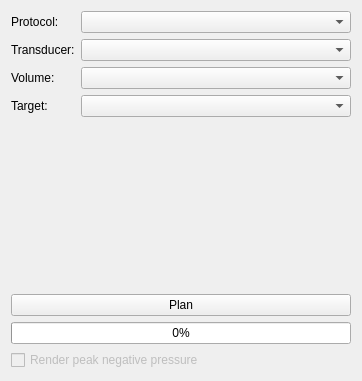
arhowe00/SlicerOpenLIFU, file OpenLIFUSonicationPlanner/Resources/UI/OpenLIFUSonicationPlanner.ui: the form before one commit.
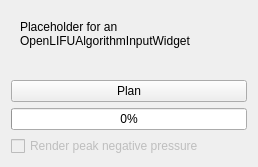
The form after the commit. Custom widgets are drawn as their Qt base class.

Commit message: Replace planning module algorithm inputs by general widget (#60)

What changed in the file:
```diff
--- a/OpenLIFUSonicationPlanner/Resources/UI/OpenLIFUSonicationPlanner.ui
+++ b/OpenLIFUSonicationPlanner/Resources/UI/OpenLIFUSonicationPlanner.ui
@@ -6,82 +6,24 @@
    <rect>
     <x>0</x>
     <y>0</y>
-    <width>362</width>
-    <height>381</height>
+    <width>258</width>
+    <height>167</height>
    </rect>
   </property>
   <layout class="QVBoxLayout" name="verticalLayout_2">
    <item>
-    <layout class="QFormLayout" name="formLayout_2">
-     <item row="0" column="0">
-      <widget class="QLabel" name="labelProtocol">
-       <property name="text">
-        <string>Protocol:</string>
-       </property>
-      </widget>
-     </item>
-     <item row="0" column="1">
-      <widget class="QComboBox" name="ProtocolComboBox">
-       <property name="contextMenuPolicy">
-        <enum>Qt::NoContextMenu</enum>
-       </property>
-       <property name="currentText">
-        <string/>
-       </property>
-       <property name="currentIndex">
-        <number>-1</number>
-       </property>
-       <property name="placeholderText">
-        <string/>
-       </property>
-      </widget>
-     </item>
-     <item row="1" column="0">
-      <widget class="QLabel" name="labelTransducer">
-       <property name="text">
-        <string>Transducer:</string>
-       </property>
-      </widget>
-     </item>
-     <item row="1" column="1">
-      <widget class="QComboBox" name="TransducerComboBox">
-       <property name="currentText">
-        <string/>
-       </property>
-       <property name="currentIndex">
-        <number>-1</number>
-       </property>
-       <property name="placeholderText">
-        <string notr="true"/>
-       </property>
-       <item>
+    <widget class="QWidget" name="algorithmInputWidgetPlaceholder" native="true">
+     <layout class="QVBoxLayout" name="verticalLayout">
+      <item>
+       <widget class="QLabel" name="label">
         <property name="text">
-         <string>Select a Transducer</string>
+         <string>Placeholder for an
+OpenLIFUAlgorithmInputWidget</string>
         </property>
-       </item>
-      </widget>
-     </item>
-     <item row="2" column="0">
-      <widget class="QLabel" name="labelVolume">
-       <property name="text">
-        <string>Volume:</string>
-       </property>
-      </widget>
-     </item>
-     <item row="2" column="1">
-      <widget class="QComboBox" name="VolumeComboBox"/>
-     </item>
-     <item row="3" column="0">
-      <widget class="QLabel" name="labelTarget">
-       <property name="text">
-        <string>Target:</string>
-       </property>
-      </widget>
-     </item>
-     <item row="3" column="1">
-      <widget class="QComboBox" name="TargetComboBox"/>
-     </item>
-    </layout>
+       </widget>
+      </item>
+     </layout>
+    </widget>
    </item>
    <item>
     <spacer name="verticalSpacer_2">
```
The commit also changes 2 other files.
